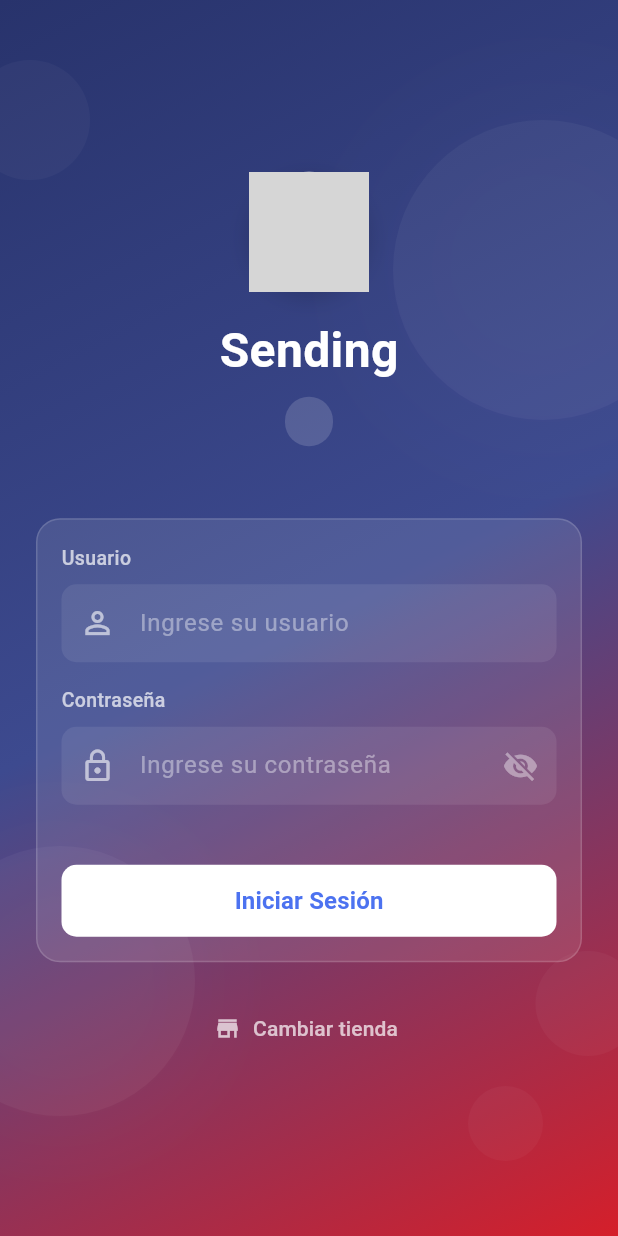
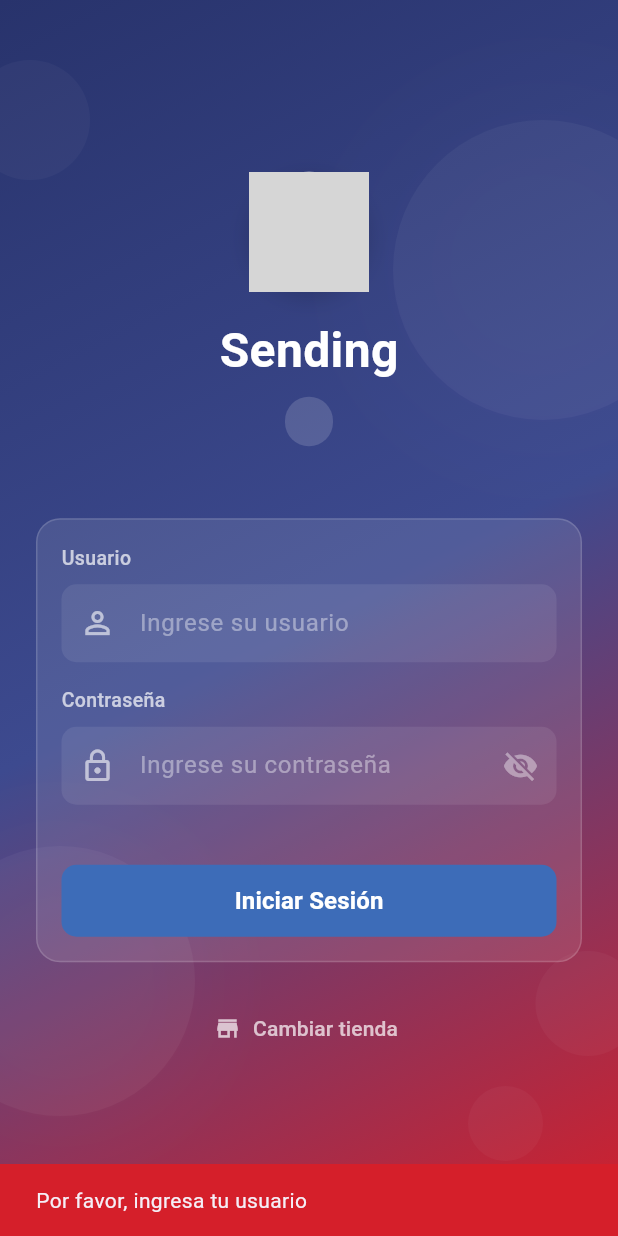
Before and after one commit to JeremyBenitez/cendis, a Flutter app: the LoginScreen screen opened directly with empty values, after a tap on "Iniciar Sesión", on a phone screen of 412 x 824 dp. Run offline on Flutter 3.47's test engine with Material 3 defaults, Android fonts, the phone set to English and light mode, and no system bars; our stand-ins replace shared_preferences; accounts and stored records are empty; network calls fail; grey boxes are pictures that could not be loaded.

Commit message:
feat:añadido seccion de servicios para el login

```diff
--- /dev/null
+++ b/curso_flutter/sending/lib/config/api_config.dart
@@ -0,0 +1,22 @@
+class ApiConfig {
+  // ============================================
+  // CAMBIA AQUÍ LA URL BASE CUANDO SEA NECESARIO
+  // ============================================
+  static const String baseUrl = 'http://10.100.39.17:5041/api/v1';
+
+  // Endpoints
+  static const String auth = '/auth';
+  static const String tiendas = '/notas/tiendas';
+  static const String pedidos = '/notas/pedidos';
+  static const String notas = '/notas';
+  static const String escanear = '/escanear';
+  static const String verificar = '/verificar';
+
+  // Headers
+  static const String contentType = 'application/json';
+  static const String accept = 'application/json';
+
+  // Timeouts
+  static const int connectionTimeout = 30; // segundos
+  static const int receiveTimeout = 30; // segundos
+}
--- /dev/null
+++ b/curso_flutter/sending/lib/models/login_request.dart
@@ -0,0 +1,17 @@
+class LoginRequest {
+  final String tienda;
+  final String usuario;
+  final String password;
+
+  LoginRequest({
+    required this.tienda,
+    required this.usuario,
+    required this.password,
+  });
+
+  Map<String, dynamic> toJson() => {
+    'tienda': tienda,
+    'usuario': usuario,
+    'password': password,
+  };
+}
--- /dev/null
+++ b/curso_flutter/sending/lib/models/login_response.dart
@@ -0,0 +1,20 @@
+class LoginResponse {
+  final Map<String, dynamic> rawData;
+  final bool isSuccess;
+  final String? message;  // ← Mensaje amigable para el usuario
+
+  LoginResponse({
+    required this.rawData,
+    required this.isSuccess,
+    this.message,
+  });
+
+  dynamic get(String key) => rawData[key];
+
+  String? get token => rawData['token'] as String?;
+
+  String? get rawMessage => rawData['message'] as String?;
+
+  @override
+  String toString() => rawData.toString();
+}
--- a/curso_flutter/sending/lib/screens/login_screen.dart
+++ b/curso_flutter/sending/lib/screens/login_screen.dart
@@ -2,6 +2,9 @@ import 'package:flutter/material.dart';
 import '../utils/app_colors.dart';
 import '../models/tienda.dart';
 import 'operation_selection_screen.dart';
+import 'store_selection_screen.dart';
+import '../services/auth_service.dart';
+import '../models/login_request.dart';
 
 class LoginScreen extends StatefulWidget {
   final Tienda tiendaSeleccionada;
@@ -14,17 +17,61 @@ class LoginScreen extends StatefulWidget {
 class _LoginScreenState extends State<LoginScreen> {
   final TextEditingController _usuarioController = TextEditingController();
   final TextEditingController _passwordController = TextEditingController();
+  final AuthService _authService = AuthService();
   bool _obscurePassword = true;
   bool _isLoading = false;
 
   void _handleLogin() async {
-    if (_usuarioController.text.isNotEmpty &&
-        _passwordController.text.isNotEmpty) {
-      setState(() => _isLoading = true);
-      await Future.delayed(const Duration(milliseconds: 800));
-      setState(() => _isLoading = false);
+    if (_usuarioController.text.isEmpty) {
+      ScaffoldMessenger.of(context).showSnackBar(
+        const SnackBar(
+          content: Text('Por favor, ingresa tu usuario'),
+          backgroundColor: AppColors.rojo,
+          duration: Duration(seconds: 2),
+        ),
+      );
+      return;
+    }
 
-      if (mounted) {
+    if (_passwordController.text.isEmpty) {
+      ScaffoldMessenger.of(context).showSnackBar(
+        const SnackBar(
+          content: Text('Por favor, ingresa tu contraseña'),
+          backgroundColor: AppColors.rojo,
+          duration: Duration(seconds: 2),
+        ),
+      );
+      return;
+    }
+
+    setState(() {
+      _isLoading = true;
+    });
+
+    final request = LoginRequest(
+      tienda: widget.tiendaSeleccionada.nombre,
+      usuario: _usuarioController.text,
+      password: _passwordController.text,
+    );
+
+    final response = await _authService.login(request);
+
+    setState(() {
+      _isLoading = false;
+    });
+
+    if (response.isSuccess && mounted) {
+      print('✅ Login exitoso');
+      print('Respuesta: ${response.rawData}');
+
+      ScaffoldMessenger.of(context).showSnackBar(
+        const SnackBar(
+          content: Text('✅ Inicio de sesión exitoso'),
+          backgroundColor: Colors.green,
+          duration: Duration(seconds: 2),
+        ),
+      );
+
       Navigator.pushReplacement(
         context,
         MaterialPageRoute(
@@ -34,12 +81,53 @@ class _LoginScreenState extends State<LoginScreen> {
           ),
         ),
       );
+    } else {
+      final errorMsg = response.message ?? 'Error al iniciar sesión';
+
+      IconData icono;
+      Color color;
+
+      if (errorMsg.contains('contraseña') || errorMsg.contains('usuario')) {
+        icono = Icons.person_off;
+        color = AppColors.rojo;
+      } else if (errorMsg.contains('conexión') || errorMsg.contains('servidor')) {
+        icono = Icons.wifi_off;
+        color = Colors.orange;
+      } else {
+        icono = Icons.error_outline;
+        color = AppColors.rojo;
       }
+
+      ScaffoldMessenger.of(context).showSnackBar(
+        SnackBar(
+          content: Row(
+            children: [
+              Icon(icono, color: Colors.white, size: 20),
+              const SizedBox(width: 12),
+              Expanded(child: Text(errorMsg)),
+            ],
+          ),
+          backgroundColor: color,
+          duration: const Duration(seconds: 4),
+          behavior: SnackBarBehavior.floating,
+          shape: RoundedRectangleBorder(
+            borderRadius: BorderRadius.circular(10),
+          ),
+        ),
+      );
     }
   }
 
   void _cambiarTienda() {
-    Navigator.pop(context);
+    // Limpiar cualquier sesión guardada
+    _authService.logout();
+
+    // Redirigir a la pantalla de selección de tienda
+    Navigator.pushAndRemoveUntil(
+      context,
+      MaterialPageRoute(builder: (_) => const StoreSelectionScreen()),
+      (route) => false,
+    );
   }
 
   @override
@@ -66,7 +154,7 @@ class _LoginScreenState extends State<LoginScreen> {
                       blurRadius: 60,
                       spreadRadius: 20,
                       color: Colors.white.withOpacity(0.02),
-                    )
+                    ),
                   ],
                 ),
               ),
@@ -85,7 +173,7 @@ class _LoginScreenState extends State<LoginScreen> {
                       blurRadius: 50,
                       spreadRadius: 15,
                       color: Colors.white.withOpacity(0.02),
-                    )
+                    ),
                   ],
                 ),
               ),
@@ -134,7 +222,7 @@ class _LoginScreenState extends State<LoginScreen> {
                   child: Column(
                     mainAxisAlignment: MainAxisAlignment.center,
                     children: [
-                      // Logo de la empresa (imagen local)
+                      // Logo de la empresa
                       Container(
                         width: 80,
                         height: 80,
@@ -300,8 +388,8 @@ class _LoginScreenState extends State<LoginScreen> {
                                 child: ElevatedButton(
                                   onPressed: _isLoading ? null : _handleLogin,
                                   style: ElevatedButton.styleFrom(
-                                    backgroundColor: const Color.fromARGB(255, 255, 255, 255),
-                                    disabledBackgroundColor: const Color.fromARGB(255, 255, 255, 255).withOpacity(0.5),
+                                    backgroundColor: const Color(0xFF3D6CB8),
+                                    disabledBackgroundColor: const Color(0xFF3D6CB8).withOpacity(0.5),
                                     elevation: 0,
                                     shape: RoundedRectangleBorder(
                                       borderRadius: BorderRadius.circular(10),
@@ -313,7 +401,7 @@ class _LoginScreenState extends State<LoginScreen> {
                                           height: 20,
                                           child: CircularProgressIndicator(
                                             strokeWidth: 2,
-                                            color: Color.fromARGB(255, 38, 94, 248),
+                                            color: Colors.white,
                                           ),
                                         )
                                       : const Text(
@@ -321,7 +409,7 @@ class _LoginScreenState extends State<LoginScreen> {
                                           style: TextStyle(
                                             fontSize: 16,
                                             fontWeight: FontWeight.w600,
-                                            color: Color.fromARGB(255, 76, 114, 240),
+                                            color: Colors.white,
                                           ),
                                         ),
                                 ),
--- a/curso_flutter/sending/pubspec.yaml
+++ b/curso_flutter/sending/pubspec.yaml
@@ -10,6 +10,7 @@ dependencies:
   flutter:
     sdk: flutter
   shared_preferences: ^2.2.2
+  http: ^1.2.0   # ← Agrega esta línea
 
 dev_dependencies:
   flutter_test:
```
Also changed, not shown: curso_flutter/sending/lib/models/tienda_response.dart (added, +62 -0 lines), curso_flutter/sending/lib/screens/store_selection_screen.dart (+74 -55 lines), curso_flutter/sending/lib/services/api_client.dart (added, +127 -0 lines), curso_flutter/sending/lib/services/auth_service.dart (added, +115 -0 lines), curso_flutter/sending/lib/services/tienda_service.dart (added, +25 -0 lines), curso_flutter/sending/pubspec.lock. Lines whose indentation alone changed are shown as unchanged.
